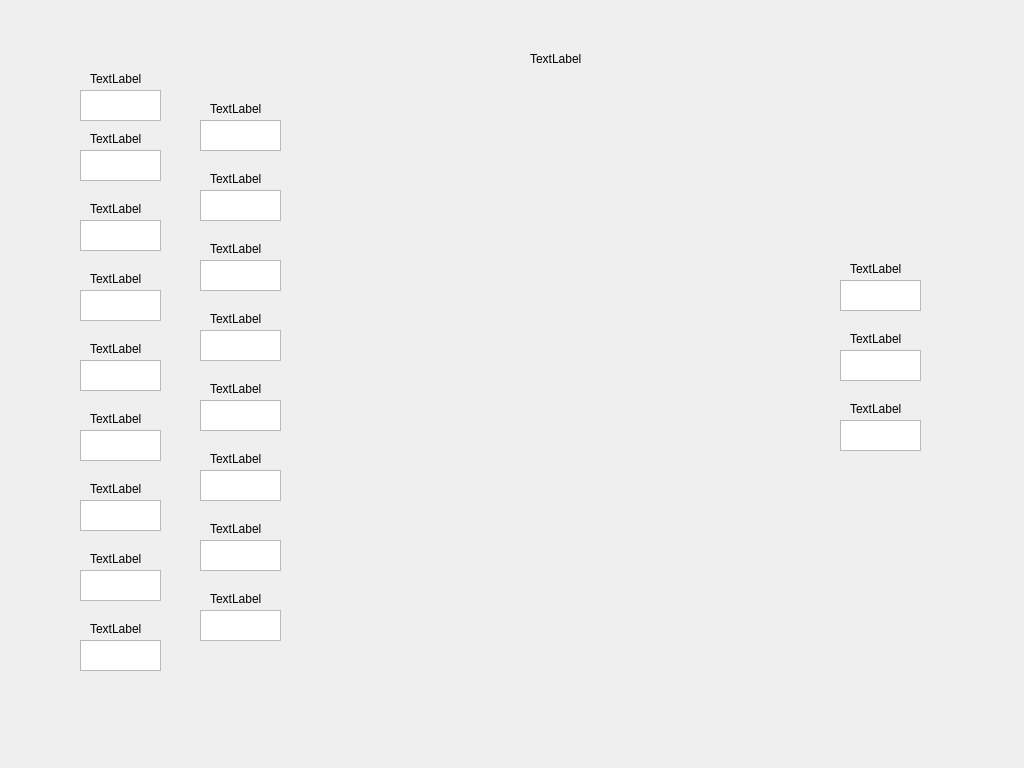
Qt form QT5/main.ui (llittleTomato/DTBP) before a commit.
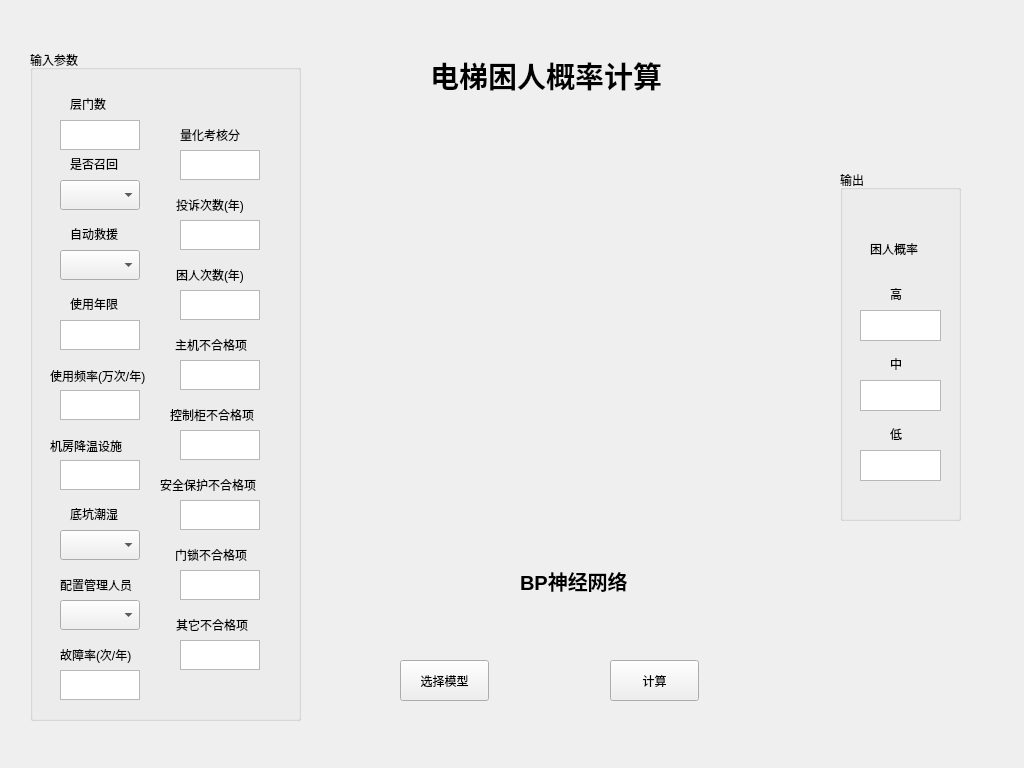
The same form after that commit. Icons and pictures are not drawn.

```diff
--- a/QT5/main.ui
+++ b/QT5/main.ui
@@ -22,461 +22,385 @@
   <property name="styleSheet">
    <string notr="true">background-image: url(:/png/bg.png);</string>
   </property>
-  <widget class="QTextEdit" name="textEdit">
-   <property name="geometry">
-    <rect>
-     <x>80</x>
-     <y>150</y>
-     <width>81</width>
-     <height>31</height>
-    </rect>
-   </property>
-  </widget>
   <widget class="QLabel" name="label">
    <property name="geometry">
     <rect>
-     <x>90</x>
-     <y>130</y>
+     <x>70</x>
+     <y>155</y>
      <width>67</width>
      <height>17</height>
     </rect>
    </property>
    <property name="text">
-    <string>TextLabel</string>
-   </property>
-  </widget>
-  <widget class="QTextEdit" name="textEdit_2">
-   <property name="geometry">
-    <rect>
-     <x>80</x>
-     <y>220</y>
-     <width>81</width>
-     <height>31</height>
-    </rect>
+    <string>是否召回</string>
    </property>
   </widget>
   <widget class="QLabel" name="label_2">
    <property name="geometry">
     <rect>
-     <x>90</x>
-     <y>200</y>
+     <x>70</x>
+     <y>225</y>
      <width>67</width>
      <height>17</height>
     </rect>
    </property>
    <property name="text">
-    <string>TextLabel</string>
+    <string>自动救援</string>
    </property>
   </widget>
   <widget class="QLabel" name="label_3">
    <property name="geometry">
     <rect>
-     <x>90</x>
-     <y>340</y>
-     <width>67</width>
-     <height>17</height>
+     <x>50</x>
+     <y>366</y>
+     <width>121</width>
+     <height>20</height>
     </rect>
    </property>
    <property name="text">
-    <string>TextLabel</string>
+    <string>使用频率(万次/年)</string>
    </property>
   </widget>
-  <widget class="QTextEdit" name="textEdit_3">
+  <widget class="QTextEdit" name="textEdit_nx">
    <property name="geometry">
     <rect>
-     <x>80</x>
-     <y>290</y>
-     <width>81</width>
-     <height>31</height>
+     <x>60</x>
+     <y>320</y>
+     <width>80</width>
+     <height>30</height>
     </rect>
    </property>
   </widget>
-  <widget class="QTextEdit" name="textEdit_4">
+  <widget class="QTextEdit" name="textEdit_pl">
    <property name="geometry">
     <rect>
-     <x>80</x>
-     <y>360</y>
-     <width>81</width>
-     <height>31</height>
+     <x>60</x>
+     <y>390</y>
+     <width>80</width>
+     <height>30</height>
     </rect>
    </property>
   </widget>
   <widget class="QLabel" name="label_4">
    <property name="geometry">
     <rect>
-     <x>90</x>
-     <y>270</y>
+     <x>70</x>
+     <y>295</y>
      <width>67</width>
      <height>17</height>
     </rect>
    </property>
    <property name="text">
-    <string>TextLabel</string>
+    <string>使用年限</string>
    </property>
   </widget>
   <widget class="QLabel" name="label_5">
    <property name="geometry">
     <rect>
-     <x>90</x>
-     <y>550</y>
-     <width>67</width>
-     <height>17</height>
+     <x>60</x>
+     <y>575</y>
+     <width>91</width>
+     <height>20</height>
     </rect>
    </property>
    <property name="text">
-    <string>TextLabel</string>
+    <string>配置管理人员</string>
    </property>
   </widget>
-  <widget class="QTextEdit" name="textEdit_5">
+  <widget class="QTextEdit" name="textEdit_jw">
    <property name="geometry">
     <rect>
-     <x>80</x>
-     <y>430</y>
-     <width>81</width>
-     <height>31</height>
+     <x>60</x>
+     <y>460</y>
+     <width>80</width>
+     <height>30</height>
     </rect>
    </property>
   </widget>
-  <widget class="QTextEdit" name="textEdit_6">
+  <widget class="QTextEdit" name="textEdit_gz">
    <property name="geometry">
     <rect>
-     <x>80</x>
-     <y>640</y>
-     <width>81</width>
-     <height>31</height>
-    </rect>
-   </property>
-  </widget>
-  <widget class="QTextEdit" name="textEdit_7">
-   <property name="geometry">
-    <rect>
-     <x>80</x>
-     <y>500</y>
-     <width>81</width>
-     <height>31</height>
-    </rect>
-   </property>
-  </widget>
-  <widget class="QTextEdit" name="textEdit_8">
-   <property name="geometry">
-    <rect>
-     <x>80</x>
-     <y>570</y>
-     <width>81</width>
-     <height>31</height>
+     <x>60</x>
+     <y>670</y>
+     <width>80</width>
+     <height>30</height>
     </rect>
    </property>
   </widget>
   <widget class="QLabel" name="label_6">
    <property name="geometry">
     <rect>
-     <x>90</x>
-     <y>620</y>
-     <width>67</width>
-     <height>17</height>
+     <x>60</x>
+     <y>645</y>
+     <width>91</width>
+     <height>20</height>
     </rect>
    </property>
    <property name="text">
-    <string>TextLabel</string>
+    <string>故障率(次/年)</string>
    </property>
   </widget>
   <widget class="QLabel" name="label_7">
    <property name="geometry">
     <rect>
-     <x>90</x>
-     <y>410</y>
-     <width>67</width>
-     <height>17</height>
+     <x>50</x>
+     <y>436</y>
+     <width>91</width>
+     <height>20</height>
     </rect>
    </property>
    <property name="text">
-    <string>TextLabel</string>
+    <string>机房降温设施</string>
    </property>
   </widget>
   <widget class="QLabel" name="label_8">
    <property name="geometry">
     <rect>
-     <x>90</x>
-     <y>480</y>
+     <x>70</x>
+     <y>505</y>
      <width>67</width>
      <height>17</height>
     </rect>
    </property>
    <property name="text">
-    <string>TextLabel</string>
+    <string>底坑潮湿</string>
    </property>
   </widget>
   <widget class="QLabel" name="label_9">
    <property name="geometry">
     <rect>
-     <x>210</x>
-     <y>450</y>
-     <width>67</width>
-     <height>17</height>
+     <x>160</x>
+     <y>475</y>
+     <width>121</width>
+     <height>20</height>
     </rect>
    </property>
+   <property name="inputMethodHints">
+    <set>Qt::ImhNone</set>
+   </property>
    <property name="text">
-    <string>TextLabel</string>
+    <string notr="true">安全保护不合格项</string>
    </property>
   </widget>
-  <widget class="QTextEdit" name="textEdit_9">
+  <widget class="QTextEdit" name="textEdit_lh">
    <property name="geometry">
     <rect>
-     <x>200</x>
-     <y>120</y>
-     <width>81</width>
-     <height>31</height>
+     <x>180</x>
+     <y>150</y>
+     <width>80</width>
+     <height>30</height>
     </rect>
    </property>
   </widget>
-  <widget class="QTextEdit" name="textEdit_10">
+  <widget class="QTextEdit" name="textEdit_zj">
    <property name="geometry">
     <rect>
-     <x>200</x>
-     <y>330</y>
-     <width>81</width>
-     <height>31</height>
+     <x>180</x>
+     <y>360</y>
+     <width>80</width>
+     <height>30</height>
     </rect>
    </property>
   </widget>
-  <widget class="QTextEdit" name="textEdit_11">
+  <widget class="QTextEdit" name="textEdit_ms">
    <property name="geometry">
     <rect>
-     <x>200</x>
-     <y>540</y>
-     <width>81</width>
-     <height>31</height>
+     <x>180</x>
+     <y>570</y>
+     <width>80</width>
+     <height>30</height>
     </rect>
    </property>
   </widget>
   <widget class="QLabel" name="label_10">
    <property name="geometry">
     <rect>
-     <x>210</x>
-     <y>240</y>
-     <width>67</width>
-     <height>17</height>
+     <x>176</x>
+     <y>265</y>
+     <width>91</width>
+     <height>20</height>
     </rect>
    </property>
    <property name="text">
-    <string>TextLabel</string>
+    <string>困人次数(年)</string>
    </property>
   </widget>
-  <widget class="QTextEdit" name="textEdit_12">
+  <widget class="QTextEdit" name="textEdit_ts">
    <property name="geometry">
     <rect>
-     <x>200</x>
-     <y>190</y>
-     <width>81</width>
-     <height>31</height>
+     <x>180</x>
+     <y>220</y>
+     <width>80</width>
+     <height>30</height>
     </rect>
    </property>
   </widget>
-  <widget class="QTextEdit" name="textEdit_13">
+  <widget class="QTextEdit" name="textEdit_kzg">
    <property name="geometry">
     <rect>
-     <x>200</x>
-     <y>400</y>
-     <width>81</width>
-     <height>31</height>
+     <x>180</x>
+     <y>430</y>
+     <width>80</width>
+     <height>30</height>
     </rect>
    </property>
   </widget>
-  <widget class="QTextEdit" name="textEdit_14">
+  <widget class="QTextEdit" name="textEdit_kr">
    <property name="geometry">
     <rect>
-     <x>200</x>
-     <y>260</y>
-     <width>81</width>
-     <height>31</height>
+     <x>180</x>
+     <y>290</y>
+     <width>80</width>
+     <height>30</height>
     </rect>
    </property>
   </widget>
   <widget class="QLabel" name="label_11">
    <property name="geometry">
     <rect>
-     <x>210</x>
-     <y>310</y>
-     <width>67</width>
-     <height>17</height>
+     <x>175</x>
+     <y>335</y>
+     <width>101</width>
+     <height>20</height>
     </rect>
    </property>
    <property name="text">
-    <string>TextLabel</string>
+    <string>主机不合格项</string>
    </property>
   </widget>
   <widget class="QLabel" name="label_12">
    <property name="geometry">
     <rect>
-     <x>210</x>
-     <y>100</y>
-     <width>67</width>
-     <height>17</height>
+     <x>180</x>
+     <y>125</y>
+     <width>81</width>
+     <height>20</height>
     </rect>
    </property>
    <property name="text">
-    <string>TextLabel</string>
+    <string>量化考核分</string>
    </property>
   </widget>
   <widget class="QLabel" name="label_13">
    <property name="geometry">
     <rect>
-     <x>210</x>
-     <y>170</y>
-     <width>67</width>
-     <height>17</height>
+     <x>176</x>
+     <y>195</y>
+     <width>91</width>
+     <height>20</height>
     </rect>
    </property>
    <property name="text">
-    <string>TextLabel</string>
+    <string>投诉次数(年)</string>
    </property>
   </widget>
-  <widget class="QTextEdit" name="textEdit_15">
+  <widget class="QTextEdit" name="textEdit_aq">
    <property name="geometry">
     <rect>
-     <x>200</x>
-     <y>470</y>
-     <width>81</width>
-     <height>31</height>
+     <x>180</x>
+     <y>500</y>
+     <width>80</width>
+     <height>30</height>
     </rect>
    </property>
   </widget>
   <widget class="QLabel" name="label_14">
    <property name="geometry">
     <rect>
-     <x>210</x>
-     <y>590</y>
-     <width>67</width>
-     <height>17</height>
+     <x>176</x>
+     <y>615</y>
+     <width>101</width>
+     <height>20</height>
     </rect>
    </property>
    <property name="text">
-    <string>TextLabel</string>
+    <string>其它不合格项</string>
    </property>
   </widget>
-  <widget class="QTextEdit" name="textEdit_16">
+  <widget class="QTextEdit" name="textEdit_qt">
    <property name="geometry">
     <rect>
-     <x>200</x>
-     <y>610</y>
-     <width>81</width>
-     <height>31</height>
+     <x>180</x>
+     <y>640</y>
+     <width>80</width>
+     <height>30</height>
     </rect>
    </property>
   </widget>
   <widget class="QLabel" name="label_15">
    <property name="geometry">
     <rect>
-     <x>210</x>
-     <y>520</y>
-     <width>67</width>
-     <height>17</height>
+     <x>175</x>
+     <y>545</y>
+     <width>101</width>
+     <height>20</height>
     </rect>
    </property>
    <property name="text">
-    <string>TextLabel</string>
+    <string>门锁不合格项</string>
    </property>
   </widget>
   <widget class="QLabel" name="label_16">
    <property name="geometry">
     <rect>
-     <x>210</x>
-     <y>380</y>
-     <width>67</width>
-     <height>17</height>
+     <x>170</x>
+     <y>405</y>
+     <width>111</width>
+     <height>20</height>
     </rect>
    </property>
    <property name="text">
-    <string>TextLabel</string>
+    <string>控制柜不合格项</string>
    </property>
   </widget>
   <widget class="QLabel" name="label_17">
    <property name="geometry">
     <rect>
-     <x>90</x>
-     <y>70</y>
+     <x>70</x>
+     <y>95</y>
      <width>67</width>
      <height>17</height>
     </rect>
    </property>
    <property name="text">
-    <string>TextLabel</string>
+    <string>层门数</string>
    </property>
   </widget>
-  <widget class="QTextEdit" name="textEdit_17">
+  <widget class="QTextEdit" name="textEdit_cm">
    <property name="geometry">
     <rect>
-     <x>80</x>
-     <y>90</y>
-     <width>81</width>
-     <height>31</height>
+     <x>60</x>
+     <y>120</y>
+     <width>80</width>
+     <height>30</height>
     </rect>
    </property>
   </widget>
-  <widget class="QLabel" name="label_18">
+  <widget class="QTextEdit" name="textEdit_di">
    <property name="geometry">
     <rect>
-     <x>850</x>
-     <y>330</y>
-     <width>67</width>
-     <height>17</height>
-    </rect>
-   </property>
-   <property name="text">
-    <string>TextLabel</string>
-   </property>
-  </widget>
-  <widget class="QLabel" name="label_19">
-   <property name="geometry">
-    <rect>
-     <x>850</x>
-     <y>260</y>
-     <width>67</width>
-     <height>17</height>
-    </rect>
-   </property>
-   <property name="text">
-    <string>TextLabel</string>
-   </property>
-  </widget>
-  <widget class="QTextEdit" name="textEdit_18">
-   <property name="geometry">
-    <rect>
-     <x>840</x>
-     <y>420</y>
+     <x>860</x>
+     <y>450</y>
      <width>81</width>
      <height>31</height>
     </rect>
    </property>
   </widget>
-  <widget class="QTextEdit" name="textEdit_19">
+  <widget class="QTextEdit" name="textEdit_gao">
    <property name="geometry">
     <rect>
-     <x>840</x>
-     <y>280</y>
+     <x>860</x>
+     <y>310</y>
      <width>81</width>
      <height>31</height>
     </rect>
    </property>
   </widget>
-  <widget class="QLabel" name="label_20">
+  <widget class="QTextEdit" name="textEdit_zhong">
    <property name="geometry">
     <rect>
-     <x>850</x>
-     <y>400</y>
-     <width>67</width>
-     <height>17</height>
-    </rect>
-   </property>
-   <property name="text">
-    <string>TextLabel</string>
-   </property>
-  </widget>
-  <widget class="QTextEdit" name="textEdit_20">
-   <property name="geometry">
-    <rect>
-     <x>840</x>
-     <y>350</y>
+     <x>860</x>
+     <y>380</y>
      <width>81</width>
      <height>31</height>
     </rect>
@@ -485,16 +409,234 @@
   <widget class="QLabel" name="label_21">
    <property name="geometry">
     <rect>
-     <x>530</x>
+     <x>430</x>
+     <y>40</y>
+     <width>251</width>
+     <height>71</height>
+    </rect>
+   </property>
+   <property name="font">
+    <font>
+     <pointsize>22</pointsize>
+     <weight>75</weight>
+     <bold>true</bold>
+    </font>
+   </property>
+   <property name="text">
+    <string>电梯困人概率计算</string>
+   </property>
+  </widget>
+  <widget class="QComboBox" name="comboBox_zh">
+   <property name="geometry">
+    <rect>
+     <x>60</x>
+     <y>180</y>
+     <width>80</width>
+     <height>30</height>
+    </rect>
+   </property>
+  </widget>
+  <widget class="QComboBox" name="comboBox_jy">
+   <property name="geometry">
+    <rect>
+     <x>60</x>
+     <y>250</y>
+     <width>80</width>
+     <height>30</height>
+    </rect>
+   </property>
+  </widget>
+  <widget class="QGroupBox" name="groupBox">
+   <property name="geometry">
+    <rect>
+     <x>30</x>
      <y>50</y>
-     <width>67</width>
-     <height>17</height>
+     <width>271</width>
+     <height>671</height>
     </rect>
    </property>
+   <property name="styleSheet">
+    <string notr="true">border-color: rgb(0, 0, 0);</string>
+   </property>
+   <property name="title">
+    <string>输入参数</string>
+   </property>
+   <property name="flat">
+    <bool>false</bool>
+   </property>
+   <widget class="QComboBox" name="comboBox_gl">
+    <property name="geometry">
+     <rect>
+      <x>30</x>
+      <y>550</y>
+      <width>80</width>
+      <height>30</height>
+     </rect>
+    </property>
+   </widget>
+   <widget class="QComboBox" name="comboBox_dk">
+    <property name="geometry">
+     <rect>
+      <x>30</x>
+      <y>480</y>
+      <width>80</width>
+      <height>30</height>
+     </rect>
+    </property>
+   </widget>
+  </widget>
+  <widget class="QGroupBox" name="groupBox_2">
+   <property name="geometry">
+    <rect>
+     <x>840</x>
+     <y>170</y>
+     <width>121</width>
+     <height>351</height>
+    </rect>
+   </property>
+   <property name="title">
+    <string>输出</string>
+   </property>
+   <widget class="QLabel" name="label_19">
+    <property name="geometry">
+     <rect>
+      <x>50</x>
+      <y>115</y>
+      <width>67</width>
+      <height>17</height>
+     </rect>
+    </property>
+    <property name="text">
+     <string>高</string>
+    </property>
+   </widget>
+   <widget class="QLabel" name="label_18">
+    <property name="geometry">
+     <rect>
+      <x>50</x>
+      <y>185</y>
+      <width>67</width>
+      <height>17</height>
+     </rect>
+    </property>
+    <property name="text">
+     <string>中</string>
+    </property>
+   </widget>
+   <widget class="QLabel" name="label_20">
+    <property name="geometry">
+     <rect>
+      <x>50</x>
+      <y>255</y>
+      <width>67</width>
+      <height>17</height>
+     </rect>
+    </property>
+    <property name="text">
+     <string>低</string>
+    </property>
+   </widget>
+   <widget class="QLabel" name="label_22">
+    <property name="geometry">
+     <rect>
+      <x>30</x>
+      <y>70</y>
+      <width>67</width>
+      <height>17</height>
+     </rect>
+    </property>
+    <property name="text">
+     <string>困人概率</string>
+    </property>
+   </widget>
+  </widget>
+  <widget class="QPushButton" name="pushButton_choose">
+   <property name="geometry">
+    <rect>
+     <x>400</x>
+     <y>660</y>
+     <width>89</width>
+     <height>41</height>
+    </rect>
+   </property>
    <property name="text">
-    <string>TextLabel</string>
+    <string>选择模型</string>
    </property>
   </widget>
+  <widget class="QLabel" name="label_23">
+   <property name="geometry">
+    <rect>
+     <x>520</x>
+     <y>560</y>
+     <width>141</width>
+     <height>41</height>
+    </rect>
+   </property>
+   <property name="font">
+    <font>
+     <pointsize>15</pointsize>
+     <weight>75</weight>
+     <bold>true</bold>
+    </font>
+   </property>
+   <property name="text">
+    <string>BP神经网络</string>
+   </property>
+  </widget>
+  <widget class="QPushButton" name="pushButton_js">
+   <property name="geometry">
+    <rect>
+     <x>610</x>
+     <y>660</y>
+     <width>89</width>
+     <height>41</height>
+    </rect>
+   </property>
+   <property name="text">
+    <string>计算</string>
+   </property>
+  </widget>
+  <zorder>groupBox_2</zorder>
+  <zorder>groupBox</zorder>
+  <zorder>label</zorder>
+  <zorder>label_2</zorder>
+  <zorder>label_3</zorder>
+  <zorder>textEdit_nx</zorder>
+  <zorder>textEdit_pl</zorder>
+  <zorder>label_4</zorder>
+  <zorder>label_5</zorder>
+  <zorder>textEdit_jw</zorder>
+  <zorder>textEdit_gz</zorder>
+  <zorder>label_6</zorder>
+  <zorder>label_7</zorder>
+  <zorder>label_8</zorder>
+  <zorder>label_9</zorder>
+  <zorder>textEdit_lh</zorder>
+  <zorder>textEdit_zj</zorder>
+  <zorder>textEdit_ms</zorder>
+  <zorder>label_10</zorder>
+  <zorder>textEdit_ts</zorder>
+  <zorder>textEdit_kzg</zorder>
+  <zorder>textEdit_kr</zorder>
+  <zorder>label_11</zorder>
+  <zorder>label_12</zorder>
+  <zorder>label_13</zorder>
+  <zorder>textEdit_aq</zorder>
+  <zorder>label_14</zorder>
+  <zorder>textEdit_qt</zorder>
+  <zorder>label_15</zorder>
+  <zorder>label_16</zorder>
+  <zorder>label_17</zorder>
+  <zorder>textEdit_cm</zorder>
+  <zorder>textEdit_di</zorder>
+  <zorder>textEdit_gao</zorder>
+  <zorder>textEdit_zhong</zorder>
+  <zorder>label_21</zorder>
+  <zorder>comboBox_zh</zorder>
+  <zorder>comboBox_jy</zorder>
+  <zorder>pushButton_choose</zorder>
+  <zorder>label_23</zorder>
+  <zorder>pushButton_js</zorder>
  </widget>
  <resources>
   <include location="image.qrc"/>
```
